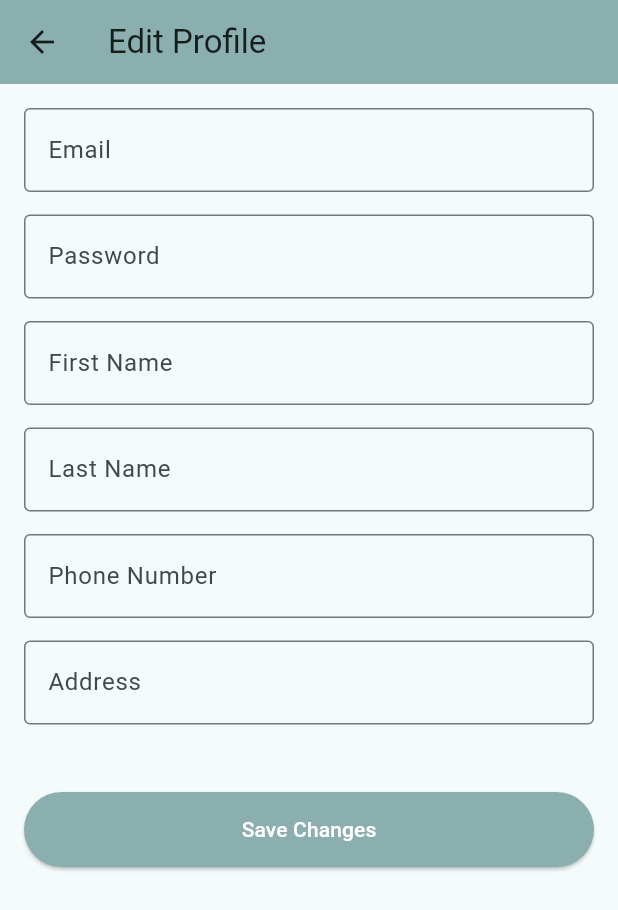
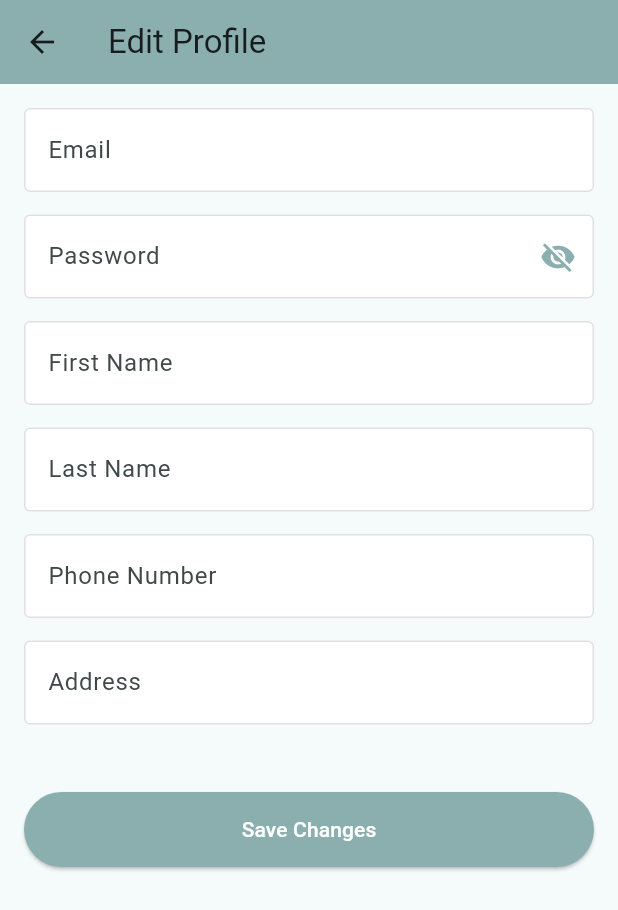
Before and after one commit to lula1450/SETAP-B, a Flutter app: the EditProfilePage screen opened directly, after a tap on "Change Account Info", on a phone screen of 412 x 824 dp. Shown: the top 910 px of the screen. Run offline on Flutter 3.47's test engine with Material 3 defaults, Android fonts, the phone set to English and light mode, and no system bars; our stand-ins replace file_picker, fl_chart, image_picker, open_filex, pdf, printing and 1 more; accounts and stored records are empty.

Commit message:
made profile information visible

```diff
--- a/frontend/maincode/lib/edit_profile.dart
+++ b/frontend/maincode/lib/edit_profile.dart
@@ -14,6 +14,7 @@ class _EditProfilePageState extends State<EditProfilePage> {
   final PetService _service = PetService();
 
   bool _isEditing = false; // Controls whether fields are editable
+  bool _showPassword = false; // Controls password visibility
 
   // Controllers
   final TextEditingController _emailController = TextEditingController();
@@ -31,9 +32,19 @@ class _EditProfilePageState extends State<EditProfilePage> {
 
   Future<void> _loadCurrentData() async {
     final prefs = await SharedPreferences.getInstance();
+
+    // Load all user data from SharedPreferences (saved during login/signup)
+    debugPrint("DEBUG: Loading profile data from SharedPreferences");
+    debugPrint("DEBUG: owner_email = ${prefs.getString('owner_email')}");
+    debugPrint("DEBUG: owner_first_name = ${prefs.getString('owner_first_name')}");
+    debugPrint("DEBUG: owner_last_name = ${prefs.getString('owner_last_name')}");
+    debugPrint("DEBUG: owner_phone_number = ${prefs.getString('owner_phone_number')}");
+    debugPrint("DEBUG: owner_address1 = ${prefs.getString('owner_address1')}");
+    debugPrint("DEBUG: owner_password_set = ${prefs.getBool('owner_password_set')}");
+
     setState(() {
       _emailController.text = prefs.getString('owner_email') ?? "";
-      _passwordController.text = "********"; // placeholder for now
+      _passwordController.text = "••••••••"; // Show dots if password is set
       _firstNameController.text = prefs.getString('owner_first_name') ?? "";
       _lastNameController.text = prefs.getString('owner_last_name') ?? "";
       _phoneController.text = prefs.getString('owner_phone_number') ?? "";
@@ -56,11 +67,16 @@ Future<void> _saveProfile() async {
   };
 
   final password = _passwordController.text.trim();
-  if (password.isNotEmpty && password != "********") {
-    data["owner_password"] = password;
+  if (password.isNotEmpty && password != "••••••••" && password != "********") {
+    data["password"] = password;
   }
 
+  debugPrint("DEBUG: Saving profile with data: $data");
+  debugPrint("DEBUG: Owner ID: $ownerId");
+
   final success = await _service.updateOwnerProfile(ownerId, data);
+
+  debugPrint("DEBUG: Update success: $success");
 
   if (success && mounted) {
 
@@ -69,6 +85,13 @@ Future<void> _saveProfile() async {
     await prefs.setString('owner_last_name', data["owner_last_name"]!);
     await prefs.setString('owner_phone_number', data["owner_phone_number"]!);
     await prefs.setString('owner_address1', data["owner_address1"]!);
+
+    // Update password if it was changed
+    if (data.containsKey("password")) {
+      await prefs.setString('owner_password', data["password"]!);
+    }
+
+    debugPrint("DEBUG: SharedPreferences updated successfully");
 
     showDialog(
     context: context,
@@ -92,10 +115,18 @@ Future<void> _saveProfile() async {
 
     setState(() {
       _isEditing = false;
-      if (data.containsKey("owner_password")) {
-        _passwordController.text = "********";
+      _showPassword = false; // Reset password visibility
+      if (data.containsKey("password")) {
+        _passwordController.text = "••••••••";
       }
     });
+  } else {
+    debugPrint("DEBUG: Update failed or widget not mounted");
+    if (mounted) {
+      ScaffoldMessenger.of(context).showSnackBar(
+        const SnackBar(content: Text("Failed to update profile. Please try again.")),
+      );
+    }
   }
 }
   @override
@@ -112,7 +143,7 @@ Future<void> _saveProfile() async {
           child: ListView(
             children: [
               _buildTextField(_emailController, "Email", isEmail: true),
-              _buildTextField(_passwordController, "Password", isPassword: true),
+              _buildPasswordField(),
               _buildTextField(_firstNameController, "First Name"),
               _buildTextField(_lastNameController, "Last Name"),
               _buildTextField(_phoneController, "Phone Number", isPhone: true),
@@ -128,10 +159,20 @@ Future<void> _saveProfile() async {
                       child: const Text("Save Changes", style: TextStyle(color: Colors.white)),
                     )
                   : ElevatedButton(
-                      onPressed: () {
+                      onPressed: () async {
+                        // Load the current password from SharedPreferences
+                        final prefs = await SharedPreferences.getInstance();
+                        final currentPassword = prefs.getString('owner_password') ?? "";
+
+                        debugPrint("DEBUG: Fetching current password");
+                        debugPrint("DEBUG: Current password loaded: $currentPassword");
+
                         setState(() {
                           _isEditing = true;
-                          _passwordController.text = ""; // allow password update
+                          _showPassword = false; // Reset visibility when entering edit mode
+                          // Load the actual password from SharedPreferences
+                          _passwordController.text = currentPassword;
+                          debugPrint("DEBUG: Password set in controller: ${_passwordController.text}");
                         });
                       },
                       style: ElevatedButton.styleFrom(
@@ -149,6 +190,9 @@ Future<void> _saveProfile() async {
 
   Widget _buildTextField(TextEditingController controller, String label,
       {bool isPhone = false, bool isEmail = false, bool isPassword = false}) {
+    // Don't obscure text if we're showing the password placeholder and not editing
+    bool shouldObscure = isPassword && _isEditing;
+
     return Padding(
       padding: const EdgeInsets.only(bottom: 15),
       child: TextFormField(
@@ -159,10 +203,67 @@ Future<void> _saveProfile() async {
             : isEmail
                 ? TextInputType.emailAddress
                 : TextInputType.text,
-        obscureText: isPassword,
+        obscureText: shouldObscure,
         decoration: InputDecoration(
           labelText: label,
-          border: const OutlineInputBorder(),
+          border: OutlineInputBorder(
+            borderSide: BorderSide(color: Colors.grey[300]!),
+          ),
+          enabledBorder: OutlineInputBorder(
+            borderSide: BorderSide(color: Colors.grey[300]!),
+          ),
+          disabledBorder: OutlineInputBorder(
+            borderSide: BorderSide(color: Colors.grey[300]!),
+          ),
+          filled: true,
+          fillColor: _isEditing ? Colors.white : Colors.grey[200],
+        ),
+        style: TextStyle(
+          color: _isEditing ? Colors.black : Colors.grey[700],
+        ),
+        validator: (value) {
+          if (!_isEditing) return null;
+          if (value == null || value.isEmpty) return "Cannot be empty";
+          return null;
+        },
+      ),
+    );
+  }
+
+  Widget _buildPasswordField() {
+    return Padding(
+      padding: const EdgeInsets.only(bottom: 15),
+      child: TextFormField(
+        controller: _passwordController,
+        enabled: _isEditing,
+        obscureText: !_showPassword,
+        decoration: InputDecoration(
+          labelText: "Password",
+          border: OutlineInputBorder(
+            borderSide: BorderSide(color: Colors.grey[300]!),
+          ),
+          enabledBorder: OutlineInputBorder(
+            borderSide: BorderSide(color: Colors.grey[300]!),
+          ),
+          disabledBorder: OutlineInputBorder(
+            borderSide: BorderSide(color: Colors.grey[300]!),
+          ),
+          filled: true,
+          fillColor: _isEditing ? Colors.white : Colors.grey[200],
+          suffixIcon: IconButton(
+            icon: Icon(
+              _showPassword ? Icons.visibility : Icons.visibility_off,
+              color: const Color(0xFF8BAEAE),
+            ),
+            onPressed: () {
+              setState(() {
+                _showPassword = !_showPassword;
+              });
+            },
+          ),
+        ),
+        style: TextStyle(
+          color: _isEditing ? Colors.black : Colors.grey[700],
         ),
         validator: (value) {
           if (!_isEditing) return null;
```
Also changed, not shown: frontend/maincode/lib/services/auth_service.dart (+25 -3 lines), frontend/maincode/lib/services/pet_service.dart (+23 -0 lines), 5 other files.
